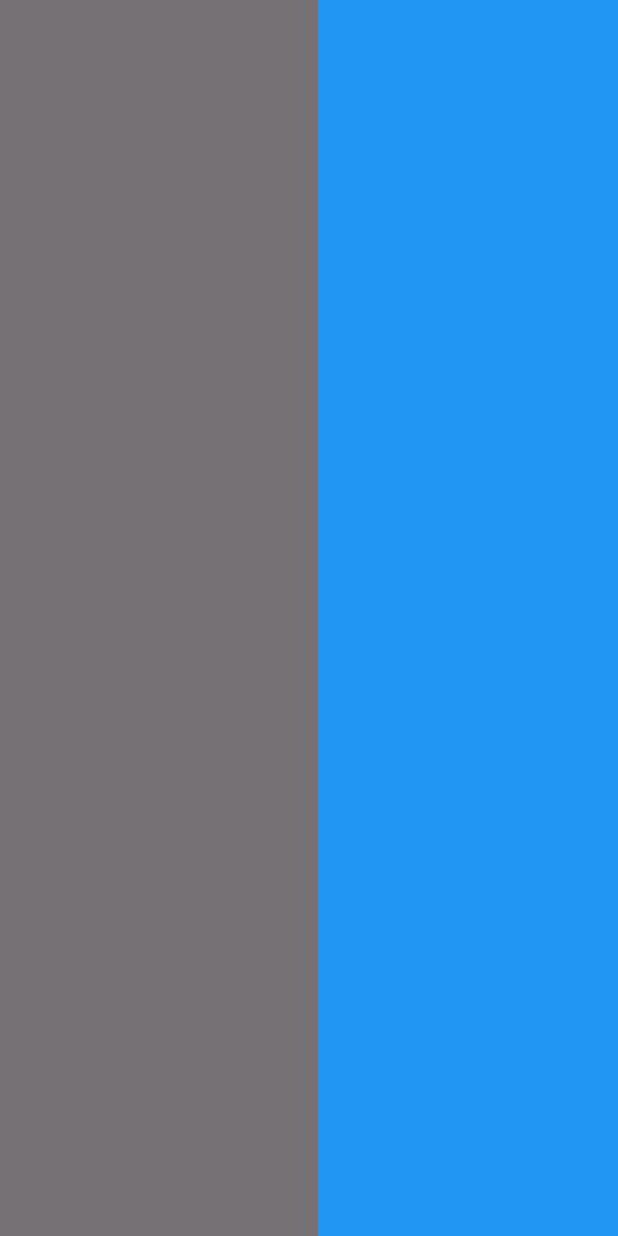
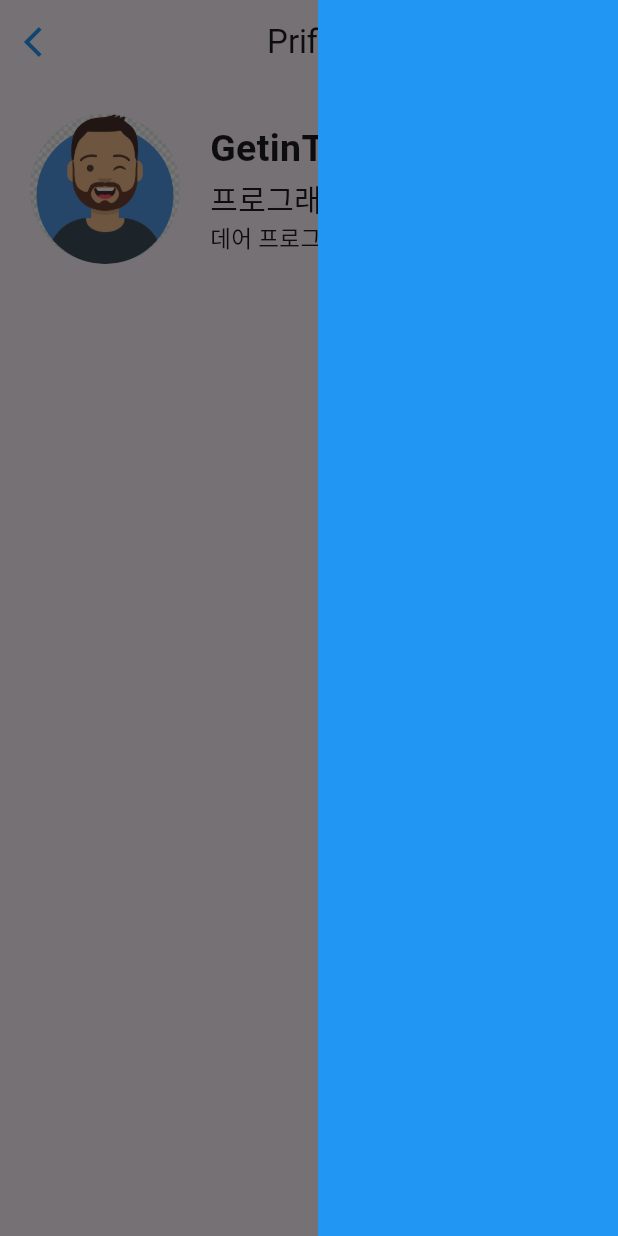
Before and after one commit to hyeji111544/flutter-app, a Flutter app: the screen it shows after launch, with the side drawer open, on a phone screen of 412 x 824 dp. Run offline on Flutter 3.47's test engine with Material 3 defaults, Android fonts, the light colour scheme and no system bars.

Commit message:
헤더 구조

```diff
--- a/profileapp/lib/components/profile_header.dart
+++ b/profileapp/lib/components/profile_header.dart
@@ -17,9 +17,38 @@ class ProfileHeader extends StatelessWidget {
 }
 
 Widget _buildHeaderAvatar(){
-  return SizedBox();
+  return SizedBox(
+    width: 100,
+    height: 100,
+    child: CircleAvatar(
+      backgroundImage: AssetImage("assets/avatar.png"),
+    ),
+  );
 }
 
 Widget _buildHeaderProfile(){
-  return SizedBox();
+  return Column(
+    crossAxisAlignment: CrossAxisAlignment.start,
+    children: [
+      Text(
+        "GetinThere",
+        style: TextStyle(
+          fontSize: 25,
+          fontWeight: FontWeight.w700,
+        ),
+      ),
+      Text(
+        "프로그래머/작가/강사",
+        style: TextStyle(
+          fontSize: 20,
+        ),
+      ),
+      Text(
+        "데어 프로그래밍",
+        style: TextStyle(
+          fontSize: 15,
+        ),
+      ),
+    ],
+  );
 }
--- a/profileapp/lib/main.dart
+++ b/profileapp/lib/main.dart
@@ -29,7 +29,7 @@ class ProfilePage extends StatelessWidget {
   Widget build(BuildContext context) {
     return Scaffold(
       endDrawer: ProfileDrawer(),// ProfileDrawer()
-      // AppBar()
+      appBar: _buildProfileAppBar(),
       body: Column(
         children: [
           // header()
@@ -50,5 +50,9 @@ class ProfilePage extends StatelessWidget {
 }
 
 AppBar _buildProfileAppBar(){
-  return AppBar();
+  return AppBar(
+    leading: Icon(Icons.arrow_back_ios),
+    title: Text("Prifile"),
+    centerTitle: true,
+  );
 }
```
